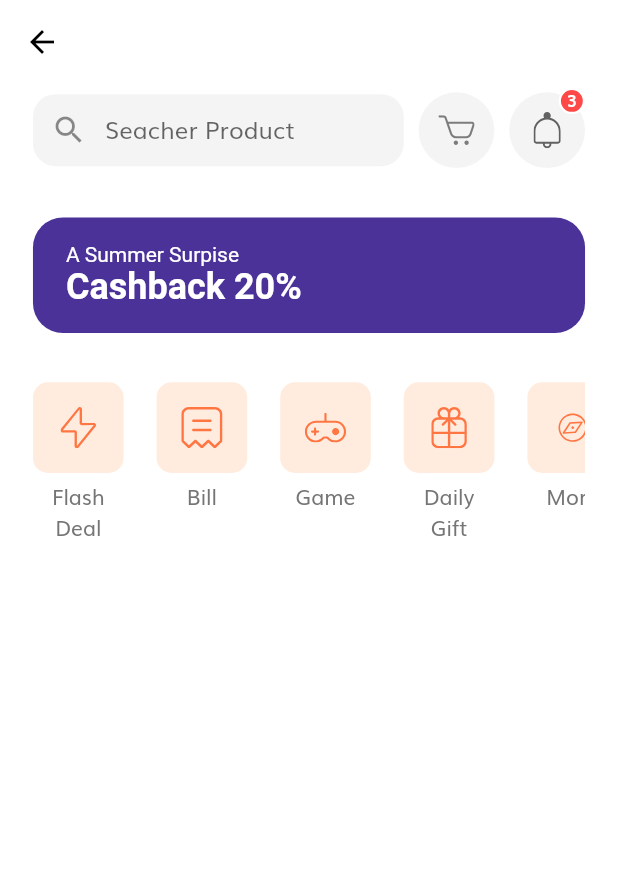
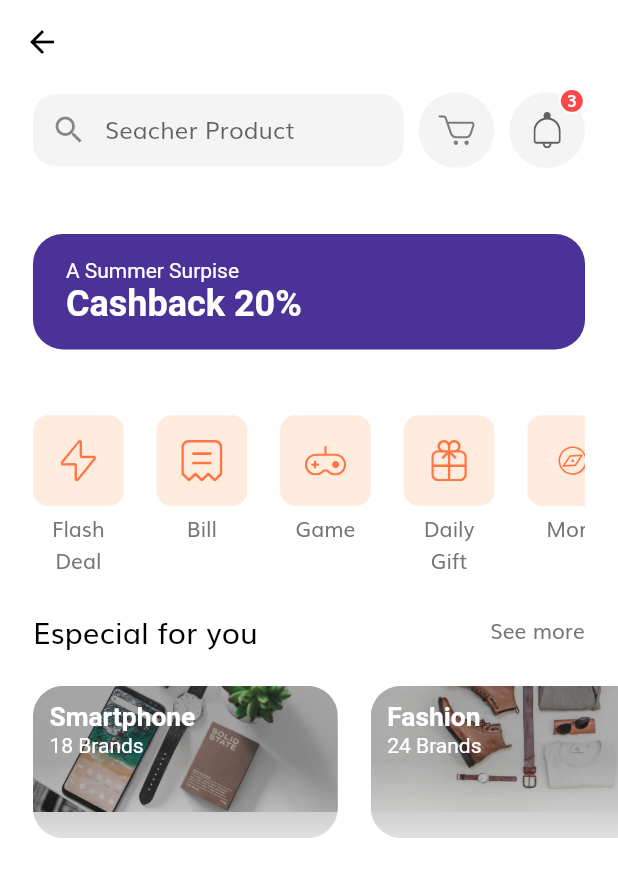
Before and after one commit to clebemachado/e-comerce-estudo, a Flutter app: the HomeScreen screen opened by its route, on a phone screen of 412 x 824 dp. Shown: the top 877 px of the screen. Run offline on Flutter 3.47's test engine with Material 2 defaults, Android fonts, the phone set to English and light mode, and no system bars; our stand-ins replace flutter_svg.

Commit message:
Adicionando oferta especial Home

```diff
--- a/lib/screens/home/components/body.dart
+++ b/lib/screens/home/components/body.dart
@@ -1,9 +1,9 @@
 import 'package:flutter/material.dart';
-import 'package:flutter_svg/flutter_svg.dart';
+
 import 'package:onboarding_screen/screens/home/components/categories.dart';
-
 import 'package:onboarding_screen/screens/home/components/discount_banner.dart';
 import 'package:onboarding_screen/screens/home/components/home_header.dart';
+import 'package:onboarding_screen/screens/home/components/special_offers.dart';
 import 'package:onboarding_screen/size_config.dart';
 
 class Body extends StatelessWidget {
@@ -19,10 +19,12 @@ class Body extends StatelessWidget {
             children: [
               SizedBox(height: getProportionateScreenWidth(5)),
               const HomeHeader(),
-              SizedBox(height: getProportionateScreenWidth(10)),
+              SizedBox(height: getProportionateScreenWidth(20)),
               const DiscountBanner(),
-              SizedBox(height: getProportionateScreenWidth(10)),
+              SizedBox(height: getProportionateScreenWidth(20)),
               Categories(),
+              SizedBox(height: getProportionateScreenWidth(20)),
+              const SpecialOffers()
             ],
           ),
         ),
@@ -30,6 +32,9 @@ class Body extends StatelessWidget {
     );
   }
 }
+
+
+
 
 
 
--- /dev/null
+++ b/lib/screens/home/components/section_title.dart
@@ -0,0 +1,39 @@
+import 'package:flutter/material.dart';
+
+import '../../../size_config.dart';
+
+class SectionTitle extends StatelessWidget {
+  final String text;
+  final GestureTapCallback press;
+
+  const SectionTitle({
+    Key? key,
+    required this.text,
+    required this.press,
+  }) : super(key: key);
+
+  @override
+  Widget build(BuildContext context) {
+    return Padding(
+      padding: EdgeInsets.symmetric(
+        horizontal: getProportionateScreenWidth(20),
+      ),
+      child: Row(
+        mainAxisAlignment: MainAxisAlignment.spaceBetween,
+        children: [
+          Text(
+            text,
+            style: TextStyle(
+              color: Colors.black,
+              fontSize: getProportionateScreenWidth(18),
+            ),
+          ),
+          GestureDetector(
+            onTap: press,
+            child: const Text("See more"),
+          )
+        ],
+      ),
+    );
+  }
+}
--- /dev/null
+++ b/lib/screens/home/components/special_offers.dart
@@ -0,0 +1,122 @@
+import 'package:flutter/material.dart';
+import 'package:onboarding_screen/screens/home/components/section_title.dart';
+
+import '../../../size_config.dart';
+
+class SpecialOffers extends StatelessWidget {
+  const SpecialOffers({
+    Key? key,
+  }) : super(key: key);
+
+  @override
+  Widget build(BuildContext context) {
+    return Column(
+      children: [
+        SectionTitle(
+          text: "Especial for you",
+          press: () {},
+        ),
+        SizedBox(
+          height: getProportionateScreenWidth(20),
+        ),
+        SingleChildScrollView(
+          scrollDirection: Axis.horizontal,
+          child: Row(
+            children: [
+              SpecialOfferCard(
+                image: "assets/images/Image Banner 2.png",
+                numOfBrands: 18,
+                category: "Smartphone",
+                press: () {},
+              ),
+              SpecialOfferCard(
+                image: "assets/images/Image Banner 3.png",
+                numOfBrands: 24,
+                category: "Fashion",
+                press: () {},
+              ),
+              SpecialOfferCard(
+                image: "assets/images/Image Banner 3.png",
+                numOfBrands: 18,
+                category: "Smartphone",
+                press: () {},
+              ),
+              SizedBox(
+                width: getProportionateScreenWidth(20),
+              )
+            ],
+          ),
+        ),
+      ],
+    );
+  }
+}
+
+class SpecialOfferCard extends StatelessWidget {
+  const SpecialOfferCard({
+    Key? key,
+    required this.category,
+    required this.image,
+    required this.numOfBrands,
+    required this.press,
+  }) : super(key: key);
+
+  final String category;
+  final String image;
+  final int numOfBrands;
+  final GestureTapCallback press;
+
+  @override
+  Widget build(BuildContext context) {
+    return Padding(
+      padding: EdgeInsets.only(left: getProportionateScreenWidth(20)),
+      child: SizedBox(
+        width: getProportionateScreenWidth(185),
+        height: getProportionateScreenHeight(100),
+        child: ClipRRect(
+          borderRadius: BorderRadius.circular(20),
+          child: Stack(
+            children: [
+              Image.asset(
+                image,
+                fit: BoxFit.cover,
+              ),
+              Container(
+                decoration: BoxDecoration(
+                    gradient: LinearGradient(
+                  begin: Alignment.center,
+                  end: Alignment.bottomCenter,
+                  colors: [
+                    const Color(0xFF343434).withOpacity(0.4),
+                    const Color(0xFF343434).withOpacity(0.15),
+                  ],
+                )),
+              ),
+              Padding(
+                padding: EdgeInsets.symmetric(
+                  horizontal: getProportionateScreenWidth(10),
+                  vertical: getProportionateScreenWidth(10),
+                ),
+                child: Text.rich(
+                  TextSpan(
+                    style: const TextStyle(color: Colors.white),
+                    children: [
+                      TextSpan(
+                        text: "$category\n",
+                        style: TextStyle(
+                          fontSize: getProportionateScreenWidth(16),
+                          fontWeight: FontWeight.bold,
+                        ),
+                      ),
+                      TextSpan(text: "$numOfBrands Brands"),
+                    ],
+                  ),
+                ),
+              )
+            ],
+          ),
+        ),
+      ),
+    );
+  }
+}
```
